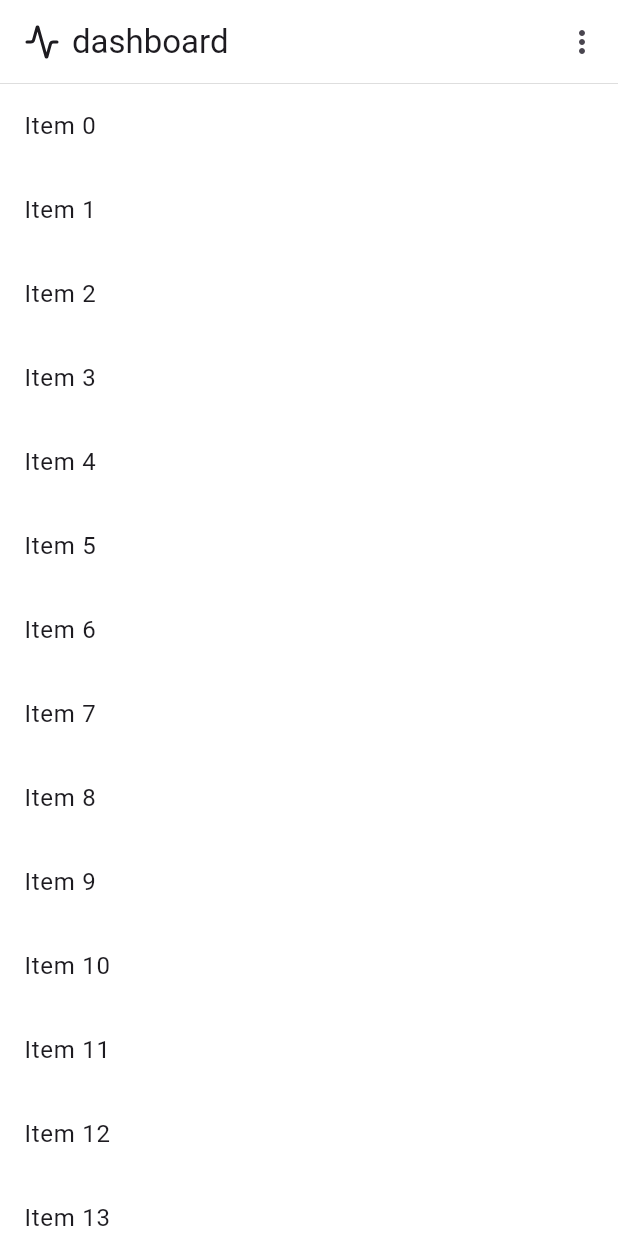
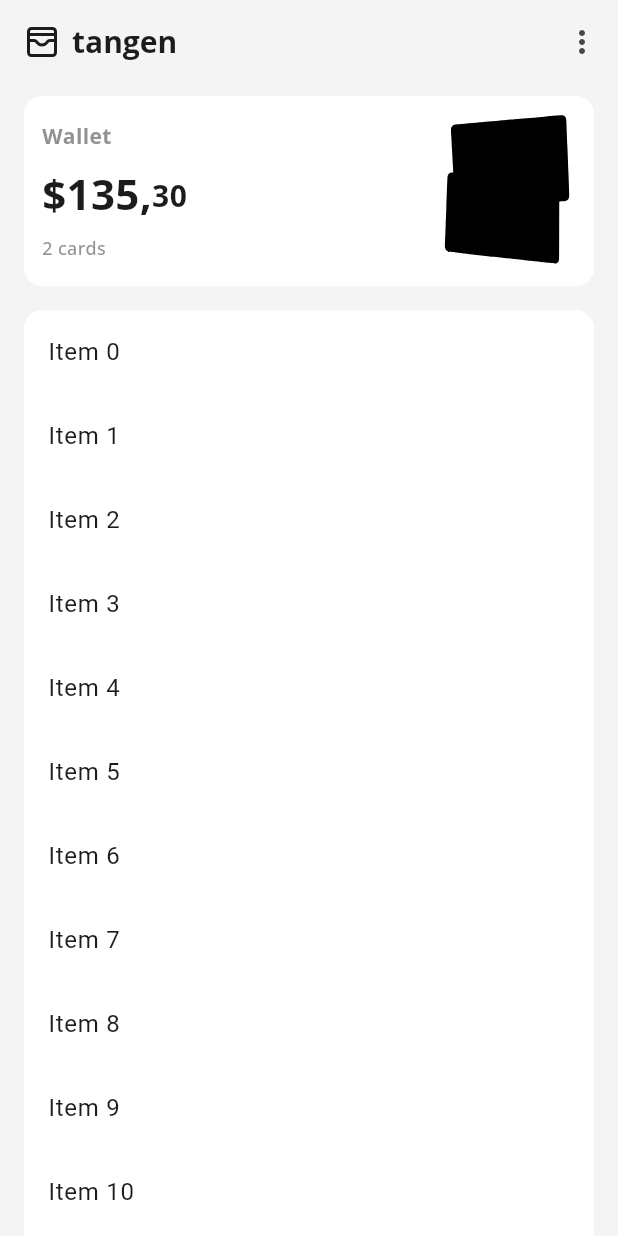
Before and after one commit to alperefesahin/tangen_flutter, a Flutter app: the screen it shows after launch, after a tap on "Log in with Face ID", on a phone screen of 412 x 824 dp. Run offline on Flutter 3.47's test engine with Material 3 defaults, Android fonts, the phone set to English and light mode, and no system bars; our stand-ins replace flutter_riverpod, flutter_svg, get_it, go_router, google_fonts, lucide_icons.

Commit message:
create skeleton of the dashboard

```diff
--- a/lib/core/design_system/colors/colors.dart
+++ b/lib/core/design_system/colors/colors.dart
@@ -1,7 +1,9 @@
 
 import 'package:flutter/material.dart';
 
-const scaffoldBg = Color.fromRGBO(255, 255, 255, 1);
+const scaffoldBg = Color.fromRGBO(244, 244, 244, 1);
 const black = Color.fromRGBO(28, 28, 29, 1);
 const greyText = Color.fromRGBO(110, 110, 110, 1);
-const buttonBgGrey = Color.fromRGBO(235, 235, 235, 1);
+const buttonBgGrey = Color.fromRGBO(225, 225, 225, 1);
+const transparent = Colors.transparent;
+const white = Colors.white;
--- a/lib/core/design_system/components/button/tangen_button.dart
+++ b/lib/core/design_system/components/button/tangen_button.dart
@@ -8,19 +8,21 @@ class TangenButton extends StatelessWidget {
     required this.text,
     required this.onPressed,
     this.backgroundColor = black,
-    this.isContentWrapped = false,
     this.padding = EdgeInsets.zero,
     this.textColor = black,
     this.hasButtonIcon = false,
+    this.isIconAtRight = true,
     this.icon,
+    this.iconColor,
   });
 
-  final Color backgroundColor;
-  final bool isContentWrapped;
   final EdgeInsets padding;
   final String text;
   final Color textColor;
+  final Color? iconColor;
+  final Color backgroundColor;
   final bool hasButtonIcon;
+  final bool isIconAtRight;
   final IconData? icon;
   final Function() onPressed;
 
@@ -43,6 +45,7 @@ class TangenButton extends StatelessWidget {
         ),
         onPressed: onPressed,
         child: hasButtonIcon
+            ? isIconAtRight
                 ? Row(
                     mainAxisAlignment: MainAxisAlignment.center,
                     children: [
@@ -51,7 +54,18 @@ class TangenButton extends StatelessWidget {
                         textStyle: buttonTextStlye,
                       ),
                       const SizedBox(width: 8),
-                  Icon(icon, size: 18),
+                      Icon(icon, size: 18, color: iconColor),
+                    ],
+                  )
+                : Row(
+                    mainAxisAlignment: MainAxisAlignment.center,
+                    children: [
+                      Icon(icon, size: 18, color: iconColor),
+                      const SizedBox(width: 8),
+                      TangenButtonText(
+                        text: text,
+                        textStyle: buttonTextStlye,
+                      ),
                     ],
                   )
             : TangenButtonText(
--- /dev/null
+++ b/lib/core/design_system/components/tangen_white_box.dart
@@ -0,0 +1,23 @@
+import 'package:flutter/material.dart';
+import 'package:tangen_flutter/core/design_system/colors/colors.dart';
+
+class TangenWhiteBox extends StatelessWidget {
+  const TangenWhiteBox({super.key, this.height, required this.widget});
+
+  final double? height;
+  final Widget widget;
+
+  @override
+  Widget build(BuildContext context) {
+    return Container(
+      margin: const EdgeInsets.symmetric(horizontal: 16),
+      width: double.infinity,
+      height: height,
+      decoration: const BoxDecoration(
+        color: white,
+        borderRadius: BorderRadius.all(Radius.circular(12)),
+      ),
+      child: widget,
+    );
+  }
+}
--- a/lib/features/dashboard/dashboard_view.dart
+++ b/lib/features/dashboard/dashboard_view.dart
@@ -1,48 +1,70 @@
 import 'package:flutter/material.dart';
-import 'package:go_router/go_router.dart';
+import 'package:google_fonts/google_fonts.dart';
 import 'package:lucide_icons/lucide_icons.dart';
-import 'package:tangen_flutter/core/constants/enums.dart';
 import 'package:tangen_flutter/core/design_system/colors/colors.dart';
 import 'package:tangen_flutter/core/design_system/components/scaffold/tangen_scaffold.dart';
+import 'package:tangen_flutter/features/dashboard/widgets/dashboard_view_body.dart';
 
-class DashboardView extends StatelessWidget {
+class DashboardView extends StatefulWidget {
   const DashboardView({super.key});
+
+  @override
+  State<DashboardView> createState() => _DashboardViewState();
+}
+
+class _DashboardViewState extends State<DashboardView> {
+  bool _isScrolledToTop = true;
 
   @override
   Widget build(BuildContext context) {
     return TangenScaffold(
       appBar: AppBar(
-        backgroundColor: scaffoldBg,
-        scrolledUnderElevation: 2,
-        elevation: 0,
+        backgroundColor: transparent,
+        scrolledUnderElevation: _isScrolledToTop ? 0 : 0.2,
+        elevation: _isScrolledToTop ? 0 : 0.2,
         shape: Border(
-            bottom: BorderSide(
-              color: black,
-              width: 0.1,
-            )
+          bottom: BorderSide(
+            color: _isScrolledToTop ? transparent : black,
+            width: _isScrolledToTop ? 0 : 0.1,
+          ),
         ),
-        title: const Row(
+        title: Row(
           children: [
-            Icon(LucideIcons.activity),
-            SizedBox(width: 8),
-            Text('dashboard'),
+            const Icon(LucideIcons.walletCards),
+            const SizedBox(width: 8),
+            Text(
+              'tangen',
+              style: GoogleFonts.openSans(
+                textStyle: const TextStyle(
+                  fontSize: 20,
+                  fontWeight: FontWeight.w700,
+                  color: black,
+                ),
+              ),
+            ),
           ],
         ),
         actions: [
           IconButton(
             onPressed: () {
               // open details page
-              context.push(RouterEnums.details.routeName);
+              // context.push(RouterEnums.details.routeName);
             },
             icon: const Icon(Icons.more_vert),
           ),
         ],
       ),
-      body: ListView.builder(itemCount: 20,itemBuilder: (context, index) {
-        return ListTile(
-          title: Text('Item $index'),
-        );
-      }),
+      body: NotificationListener<ScrollNotification>(
+        onNotification: (notification) {
+          if (notification is ScrollUpdateNotification) {
+            setState(() {
+              _isScrolledToTop = notification.scrollDelta! < 0 && notification.metrics.pixels == 0;
+            });
+          }
+          return true;
+        },
+        child: const DashboardViewBody(),
+      ),
     );
   }
 }
--- /dev/null
+++ b/lib/features/dashboard/widgets/dashboard_view_body.dart
@@ -0,0 +1,25 @@
+import 'package:flutter/material.dart';
+import 'package:tangen_flutter/features/dashboard/widgets/organize_tokens.dart';
+import 'package:tangen_flutter/features/dashboard/widgets/wallet_coins.dart';
+import 'package:tangen_flutter/features/dashboard/widgets/wallet_info.dart';
+
+class DashboardViewBody extends StatelessWidget {
+  const DashboardViewBody({super.key});
+
+  @override
+  Widget build(BuildContext context) {
+    return const SingleChildScrollView(
+      child: Padding(
+        padding: EdgeInsets.only(top: 8),
+        child: Column(
+          children: [
+            WalletInfo(),
+            SizedBox(height: 16),
+            WalletCoins(),
+            OrganizeTokens(),
+          ],
+        ),
+      ),
+    );
+  }
+}
--- /dev/null
+++ b/lib/features/dashboard/widgets/organize_tokens.dart
@@ -0,0 +1,30 @@
+import 'package:flutter/material.dart';
+import 'package:lucide_icons/lucide_icons.dart';
+import 'package:tangen_flutter/core/design_system/colors/colors.dart';
+import 'package:tangen_flutter/core/design_system/components/button/tangen_button.dart';
+
+class OrganizeTokens extends StatelessWidget {
+  const OrganizeTokens({super.key});
+
+  @override
+  Widget build(BuildContext context) {
+    return Padding(
+      padding: const EdgeInsets.only(top: 8, bottom: 60),
+      child: SizedBox(
+        width: MediaQuery.of(context).size.width / 1.75,
+        child: TangenButton(
+          onPressed: () {
+            // Todo: implement organize tokens
+          },
+          backgroundColor: buttonBgGrey,
+          padding: const EdgeInsets.symmetric(horizontal: 16, vertical: 8),
+          text: "Organize tokens",
+          hasButtonIcon: true,
+          icon: LucideIcons.settings2,
+          iconColor: black,
+          isIconAtRight: false,
+        ),
+      ),
+    );
+  }
+}
--- /dev/null
+++ b/lib/features/dashboard/widgets/wallet_coins.dart
@@ -0,0 +1,22 @@
+import 'package:flutter/material.dart';
+import 'package:tangen_flutter/core/design_system/components/tangen_white_box.dart';
+
+class WalletCoins extends StatelessWidget {
+  const WalletCoins({super.key});
+
+  @override
+  Widget build(BuildContext context) {
+    return TangenWhiteBox(
+      widget: ListView.builder(
+        itemCount: 20,
+        shrinkWrap: true,
+        physics: const NeverScrollableScrollPhysics(),
+        itemBuilder: (context, index) {
+          return ListTile(
+            title: Text('Item $index'),
+          );
+        },
+      ),
+    );
+  }
+}
--- /dev/null
+++ b/lib/features/dashboard/widgets/wallet_info.dart
@@ -0,0 +1,98 @@
+import 'package:flutter/cupertino.dart';
+import 'package:flutter/material.dart';
+import 'package:flutter_svg/flutter_svg.dart';
+import 'package:google_fonts/google_fonts.dart';
+import 'package:tangen_flutter/core/design_system/colors/colors.dart';
+import 'package:tangen_flutter/core/design_system/components/tangen_white_box.dart';
+
+class WalletInfo extends StatelessWidget {
+  const WalletInfo({super.key});
+
+  @override
+  Widget build(BuildContext context) {
+    final size = MediaQuery.of(context).size;
+
+    return TangenWhiteBox(
+      height: size.height / 6.5,
+      widget: Row(
+        mainAxisAlignment: MainAxisAlignment.spaceBetween,
+        children: [
+          Padding(
+            padding: const EdgeInsets.only(left: 12, top: 0, bottom: 0),
+            child: Column(
+              mainAxisAlignment: MainAxisAlignment.center,
+              crossAxisAlignment: CrossAxisAlignment.start,
+              children: [
+                WalletInfoText(
+                  text: "Wallet",
+                  textStyle: TextStyle(
+                    fontSize: 14,
+                    fontWeight: FontWeight.w700,
+                    color: greyText.withOpacity(0.75),
+                  ),
+                ),
+                const SizedBox(height: 8),
+                const Row(
+                  crossAxisAlignment: CrossAxisAlignment.end,
+                  children: [
+                    WalletInfoText(
+                      text: "\$135,",
+                      textStyle: TextStyle(
+                        fontSize: 28,
+                        fontWeight: FontWeight.w700,
+                        color: black,
+                      ),
+                    ),
+                    Padding(
+                      padding: EdgeInsets.only(bottom: 4),
+                      child: WalletInfoText(
+                        text: "30",
+                        textStyle: TextStyle(
+                          fontSize: 20,
+                          fontWeight: FontWeight.w700,
+                          color: black,
+                        ),
+                      ),
+                    ),
+                  ],
+                ),
+                const SizedBox(height: 8),
+                WalletInfoText(
+                  text: "2 cards",
+                  textStyle: TextStyle(
+                    fontSize: 12,
+                    fontWeight: FontWeight.w500,
+                    color: greyText.withOpacity(0.75),
+                  ),
+                ),
+              ],
+            ),
+          ),
+          Container(
+            margin: const EdgeInsets.all(8),
+            width: size.width / 4,
+            child: SvgPicture.asset(
+              'assets/tangem.svg',
+              fit: BoxFit.fill,
+            ),
+          ),
+        ],
+      ),
+    );
+  }
+}
+
+class WalletInfoText extends StatelessWidget {
+  const WalletInfoText({super.key, required this.text, required this.textStyle});
+
+  final String text;
+  final TextStyle textStyle;
+
+  @override
+  Widget build(BuildContext context) {
+    return Text(
+      text,
+      style: GoogleFonts.openSans(textStyle: textStyle),
+    );
+  }
+}
--- a/pubspec.yaml
+++ b/pubspec.yaml
@@ -35,6 +35,7 @@ dependencies:
   get_it: ^7.6.8
   lucide_icons: ^0.257.0
   google_fonts: ^6.2.1
+  flutter_svg: ^2.0.10+1
   # The following adds the Cupertino Icons font to your application.
   # Use with the CupertinoIcons class for iOS style icons.
   cupertino_icons: ^1.0.2
@@ -55,6 +56,8 @@ dev_dependencies:
 
 # The following section is specific to Flutter packages.
 flutter:
+  assets:
+    - assets/
 
   # The following line ensures that the Material Icons font is
   # included with your application, so that you can use the icons in
```
Also changed, not shown: assets/tangem.svg (added). Lines whose indentation alone changed are shown as unchanged.
